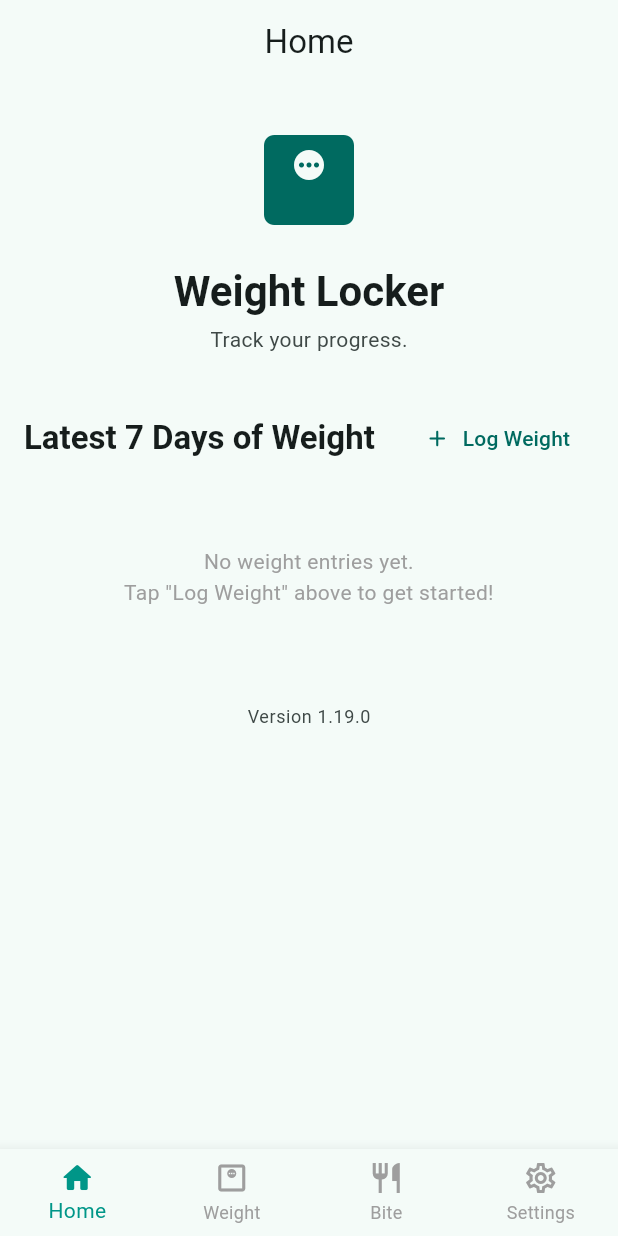
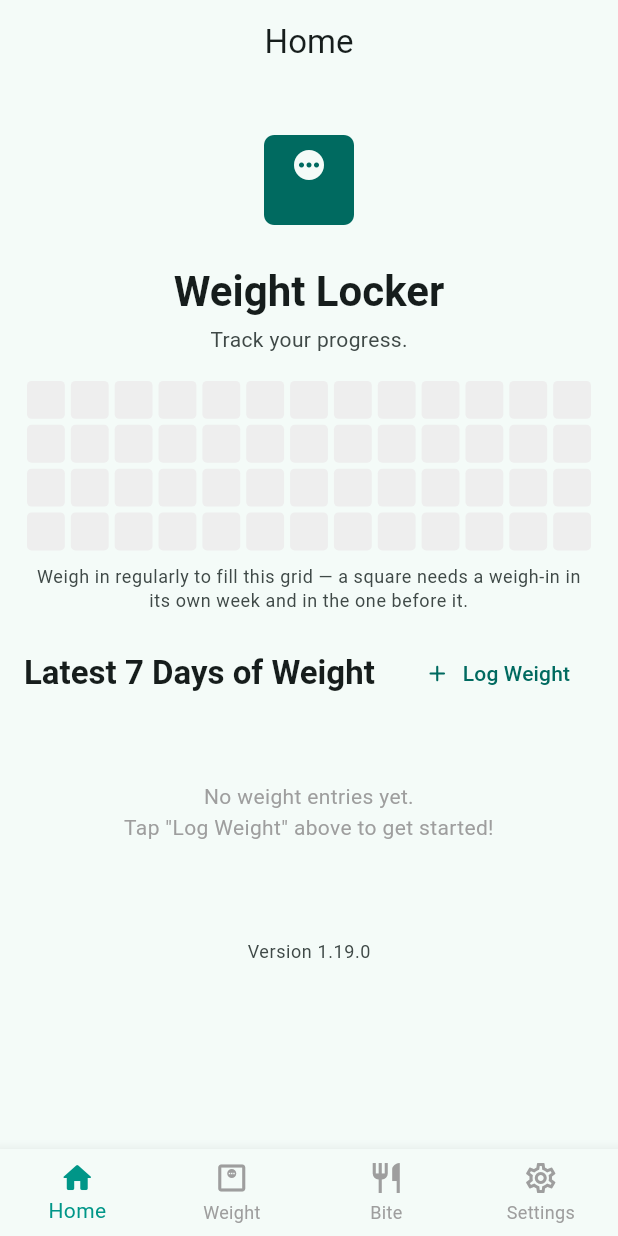
Before and after one commit to igorbasko01/food-locker, a Flutter app: the screen it shows after launch, on a phone screen of 412 x 824 dp. Run offline on Flutter 3.47's test engine with Material 3 defaults, Android fonts, the phone set to English and light mode, and no system bars; our stand-ins replace clock, csv, drift, drift_flutter, file_picker, fl_chart and 7 more; missing offline and left inert: dart:js_interop; accounts and stored records are empty; generated files the repository leaves out were written again; statements that could not run were skipped.

Commit message:
fix: show the weekly grid with a prompt before any square can fill (#140)
The grid was hidden entirely until some week had a delta, so a new user saw
the title block run straight into the history list with nothing explaining
what was missing. Mean-to-mean pairing makes that stretch longer, since the
first square needs weigh-ins in two consecutive weeks.

The grid now always renders, carrying a line that names what fills it while
nothing is coloured.

Co-Authored-By: Claude Opus 5 <noreply@anthropic.com>
Claude-Session: https://claude.ai/code/session_01Y6zgonK6GX3v9BpAfJv4JG

```diff
--- a/lib/ui/pages/home_page.dart
+++ b/lib/ui/pages/home_page.dart
@@ -49,16 +49,31 @@ class HomePage extends StatelessWidget {
               ),
             ),
           ),
-          if (weeklyChanges.any((week) => week.hasData))
-            SliverToBoxAdapter(
-              child: Padding(
-                padding: const EdgeInsets.symmetric(horizontal: 16.0),
-                child: WeeklyChangeHeatmap(
-                  weeks: weeklyChanges,
-                  system: system,
-                ),
+          SliverToBoxAdapter(
+            child: Padding(
+              padding: const EdgeInsets.symmetric(horizontal: 16.0),
+              child: Column(
+                crossAxisAlignment: CrossAxisAlignment.stretch,
+                children: [
+                  WeeklyChangeHeatmap(weeks: weeklyChanges, system: system),
+                  // An all-grey grid on its own reads as a bug rather than as
+                  // a log with nothing in it yet.
+                  if (!weeklyChanges.any((week) => week.hasData))
+                    Padding(
+                      padding: const EdgeInsets.only(top: 8.0),
+                      child: Text(
+                        'Weigh in regularly to fill this grid — a square needs '
+                        'a weigh-in in its own week and in the one before it.',
+                        textAlign: TextAlign.center,
+                        style: theme.textTheme.bodySmall?.copyWith(
+                          color: theme.colorScheme.onSurfaceVariant,
+                        ),
+                      ),
+                    ),
+                ],
               ),
             ),
+          ),
           SliverToBoxAdapter(
             child: Padding(
               padding: const EdgeInsets.fromLTRB(16.0, 16.0, 16.0, 8.0),
```
Also changed, not shown: 1 other file.
